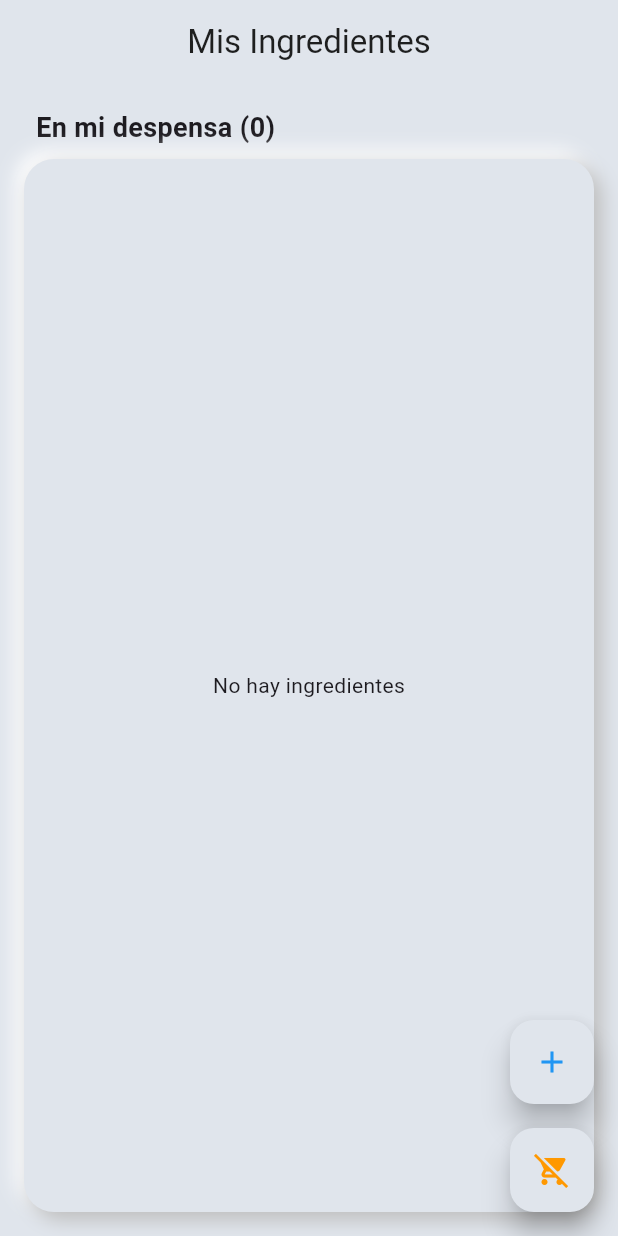
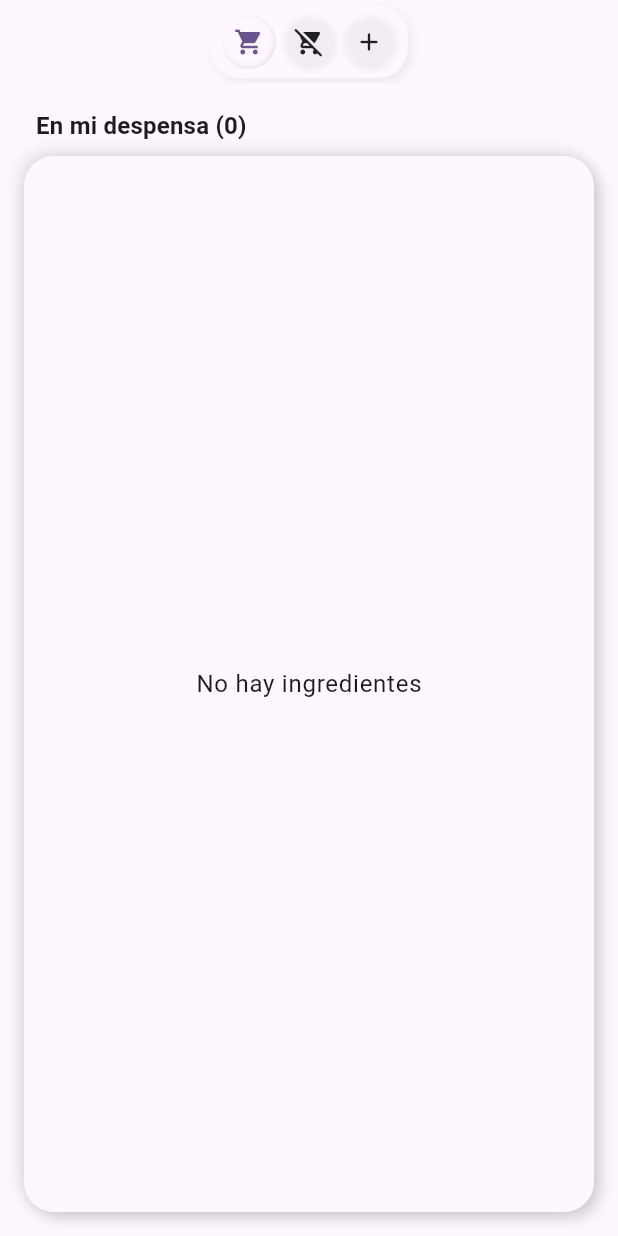
Before and after one commit to enekor/AiKitchen, a Flutter app: the ShoppingList screen opened directly, on a phone screen of 412 x 824 dp. Run offline on Flutter 3.47's test engine with Material 3 defaults, Android fonts, the phone set to English and light mode, and no system bars; drawn by our look-alikes of dynamic_color; our stand-ins replace flutter_inset_shadow, fluttertoast, google_generative_ai, lottie, material_symbols_icons, shared_preferences; accounts and stored records are empty.

Commit message:
se puede poner ingredientes y nuevos widgets neumorficos

```diff
--- a/lib/AI/using_ai.dart
+++ b/lib/AI/using_ai.dart
@@ -7,7 +7,7 @@ import 'package:flutter/material.dart';
 import 'package:material_symbols_icons/material_symbols_icons.dart';
 
 class UsingAi extends StatefulWidget {
-  UsingAi({Key? key}) : super(key: key);
+  const UsingAi({super.key});
 
   @override
   _UsingAiState createState() => _UsingAiState();
--- a/lib/DB/using_db.dart
+++ b/lib/DB/using_db.dart
@@ -1,7 +1,7 @@
 import 'package:flutter/material.dart';
 
 class UsingDB extends StatefulWidget {
-  UsingDB({Key? key}) : super(key: key);
+  const UsingDB({super.key});
 
   @override
   _UsingDBState createState() => _UsingDBState();
--- a/lib/services/gemini_service.dart
+++ b/lib/services/gemini_service.dart
@@ -8,10 +8,10 @@ class GeminiService {
   Future<String> generateContent(String prompt, String apiKey) async {
     try {
 
-      final _model = GenerativeModel(model: 'gemini-1.5-flash-latest', apiKey: apiKey);
+      final model = GenerativeModel(model: 'gemini-1.5-flash-latest', apiKey: apiKey);
 
       final content = [Content.text(prompt)];
-      final response = await _model.generateContent(content);
+      final response = await model.generateContent(content);
       return response.text ?? 'No se pudo generar una respuesta';
     } catch (e) {
       return 'Error: $e';
--- a/lib/services/json_documents.dart
+++ b/lib/services/json_documents.dart
@@ -11,8 +11,8 @@ class JsonDocumentsService {
   }
 
   static String directory = '';
-  static String get favFilePath => '${directory}/fav_recipes.json';
-  static String get shoppingListFilePath => '${directory}/shopping_list.json';
+  static String get favFilePath => '$directory/fav_recipes.json';
+  static String get shoppingListFilePath => '$directory/shopping_list.json';
 
   static Future<List<Recipe>> getFavRecipes() async {
     try {
--- a/lib/shopping_list.dart/shopping_list.dart
+++ b/lib/shopping_list.dart/shopping_list.dart
@@ -1,16 +1,23 @@
 import 'package:aikitchen/models/cart_item.dart';
 import 'package:aikitchen/services/json_documents.dart';
+import 'package:aikitchen/widgets/floating_actions.dart';
+import 'package:aikitchen/widgets/neumorphic_card.dart';
+import 'package:aikitchen/widgets/neumorphic_switch.dart';
 import 'package:flutter/material.dart';
-import 'package:collection/collection.dart'; // Para groupBy
+import 'package:collection/collection.dart';
 
 class ShoppingList extends StatefulWidget {
+  const ShoppingList({super.key});
+
   @override
   _ShoppingListState createState() => _ShoppingListState();
 }
 
 class _ShoppingListState extends State<ShoppingList> {
-  List<CartItem> _ShoppingList = [];
+  List<CartItem> _shoppingList = [];
   bool _showAvailable = true;
+  bool _adding = false;
+  final _newIngredient = TextEditingController();
 
   @override
   void initState() {
@@ -19,45 +26,97 @@ class _ShoppingListState extends State<ShoppingList> {
   }
 
   Future<void> _loadShoppingList() async {
-    _ShoppingList = await JsonDocumentsService.getCartItems();
+    _shoppingList = await JsonDocumentsService.getCartItems();
     setState(() {});
   }
 
-  void _toggleShoppingListtatus(int index) {
+  void _toggleShoppingListStatus(int index) {
     setState(() {
-      _ShoppingList[index].isIn = !_ShoppingList[index].isIn;
+      _shoppingList[index].isIn = !_shoppingList[index].isIn;
     });
   }
 
   void _addNewIngredient(String name) {
     setState(() {
-      _ShoppingList.add(CartItem(name: name, isIn: false));
+      _shoppingList.add(CartItem(name: name, isIn: _showAvailable));
+      _newIngredient.clear();
     });
   }
 
   @override
   Widget build(BuildContext context) {
+    final theme = Theme.of(context);
     final groupedShoppingList = groupBy(
-      _ShoppingList,
+      _shoppingList,
       (item) => item.isIn ? "Tengo" : "Falta",
     );
 
     return Scaffold(
       appBar: AppBar(
-        title: Text(
-          'Mis Ingredientes',
-          style: TextStyle(color: Colors.black87),
+        title: ModularFloatingActions(
+          actions: [
+            NeumorphicActionButton(
+              icon: Icons.shopping_cart,
+              isHighlighted: _showAvailable == true,
+              onPressed: () {
+                setState(() {
+                  _showAvailable = true;
+                });
+              },
+            ),
+            NeumorphicActionButton(
+              icon: Icons.remove_shopping_cart_rounded,
+              onPressed: () {
+                setState(() {
+                  _showAvailable = false;
+                });
+              },
+              isHighlighted: _showAvailable == false,
+            ),
+            NeumorphicActionButton(
+              icon: Icons.add_rounded,
+              onPressed:
+                  () => setState(() {
+                    _adding = !_adding;
+                  }),
+            ),
+          ],
         ),
         centerTitle: true,
         elevation: 0,
         backgroundColor: Colors.transparent,
       ),
-      backgroundColor: Color(0xFFE0E5EC),
+      backgroundColor: theme.colorScheme.surface,
       body: Padding(
         padding: const EdgeInsets.all(16.0),
         child: Column(
           children: [
-            // Mostramos solo una sección a la vez basada en _showAvailable
+            if (_adding)
+              NeumorphicCard(
+                padding: EdgeInsets.symmetric(horizontal: 10, vertical: 2),
+                child: Row(
+                  children: [
+                    Expanded(
+                      child: TextField(
+                        controller: _newIngredient,
+                        decoration: InputDecoration(
+                          isDense: true,
+                          border: InputBorder.none,
+                          labelText: null,
+                          hintText: 'Patatas',
+                        ),
+                      ),
+                    ),
+                    NeumorphicIconButton(
+                      context,
+                      NeumorphicActionButton(
+                        onPressed: () => _addNewIngredient(_newIngredient.text),
+                        icon: Icons.add_rounded,
+                      ),
+                    ),
+                  ],
+                ),
+              ),
             _buildShoppingListSection(
               title:
                   _showAvailable
@@ -67,38 +126,13 @@ class _ShoppingListState extends State<ShoppingList> {
                   _showAvailable
                       ? groupedShoppingList["Tengo"] ?? []
                       : groupedShoppingList["Falta"] ?? [],
-              color: _showAvailable ? Colors.green[200] : Colors.orange[200],
+              color:
+                  _showAvailable
+                      ? theme.colorScheme.primary.withOpacity(0.2)
+                      : theme.colorScheme.secondary.withOpacity(0.2),
             ),
           ],
         ),
-      ),
-      floatingActionButton: Column(
-        mainAxisAlignment: MainAxisAlignment.end,
-        children: [
-          FloatingActionButton(
-            heroTag: "add_ingredient",
-            onPressed: () => _showAddIngredientDialog(context),
-            child: Icon(Icons.add),
-            backgroundColor: Color(0xFFE0E5EC),
-            foregroundColor: Colors.blue,
-            elevation: 8,
-          ),
-          SizedBox(height: 16),
-          FloatingActionButton(
-            heroTag: "toggle_view",
-            onPressed: () {
-              setState(() {
-                _showAvailable = !_showAvailable;
-              });
-            },
-            child: Icon(
-              _showAvailable ? Icons.remove_shopping_cart : Icons.shopping_cart,
-            ),
-            backgroundColor: Color(0xFFE0E5EC),
-            foregroundColor: _showAvailable ? Colors.orange : Colors.green,
-            elevation: 8,
-          ),
-        ],
       ),
     );
   }
@@ -108,6 +142,8 @@ class _ShoppingListState extends State<ShoppingList> {
     required List<CartItem> shoppingList,
     required Color? color,
   }) {
+    final theme = Theme.of(context);
+
     return Expanded(
       child: Column(
         crossAxisAlignment: CrossAxisAlignment.start,
@@ -116,33 +152,38 @@ class _ShoppingListState extends State<ShoppingList> {
             padding: const EdgeInsets.symmetric(horizontal: 8.0),
             child: Text(
               title,
-              style: TextStyle(fontSize: 18, fontWeight: FontWeight.bold),
+              style: theme.textTheme.titleMedium?.copyWith(
+                fontWeight: FontWeight.bold,
+              ),
             ),
           ),
-          SizedBox(height: 8),
+          const SizedBox(height: 8),
           Expanded(
             child: Container(
               decoration: BoxDecoration(
                 borderRadius: BorderRadius.circular(20),
-                color: Color(0xFFE0E5EC),
+                color: theme.colorScheme.surface,
                 boxShadow: [
                   BoxShadow(
-                    color: Colors.white,
-                    offset: Offset(-5, -5),
-                    blurRadius: 10,
-                    spreadRadius: 0,
+                    color: theme.colorScheme.onSurface.withOpacity(0.1),
+                    offset: const Offset(-4, -4),
+                    blurRadius: 8,
                   ),
                   BoxShadow(
-                    color: Colors.grey.shade400,
-                    offset: Offset(5, 5),
-                    blurRadius: 10,
-                    spreadRadius: 0,
+                    color: theme.colorScheme.onSurface.withOpacity(0.2),
+                    offset: const Offset(4, 4),
+                    blurRadius: 8,
                   ),
                 ],
               ),
               child:
                   shoppingList.isEmpty
-                      ? Center(child: Text("No hay ingredientes"))
+                      ? Center(
+                        child: Text(
+                          "No hay ingredientes",
+                          style: theme.textTheme.bodyLarge,
+                        ),
+                      )
                       : ListView.builder(
                         itemCount: shoppingList.length,
                         itemBuilder: (context, index) {
@@ -158,37 +199,40 @@ class _ShoppingListState extends State<ShoppingList> {
   }
 
   Widget _buildIngredientCard(CartItem item, int originalIndex) {
-    // Encontramos el índice real en la lista completa
-    final realIndex = _ShoppingList.indexWhere((i) => i.name == item.name);
+    final theme = Theme.of(context);
+    final realIndex = _shoppingList.indexWhere((i) => i.name == item.name);
 
     return Padding(
       padding: const EdgeInsets.symmetric(vertical: 8.0, horizontal: 12),
       child: Container(
         decoration: BoxDecoration(
           borderRadius: BorderRadius.circular(15),
-          color: Color(0xFFE0E5EC),
+          color: theme.colorScheme.surface,
           boxShadow: [
             BoxShadow(
-              color: Colors.white,
-              offset: Offset(-3, -3),
+              color: theme.colorScheme.onSurface.withOpacity(0.1),
+              offset: const Offset(-3, -3),
               blurRadius: 5,
-              spreadRadius: 0,
             ),
             BoxShadow(
-              color: Colors.grey.shade400,
-              offset: Offset(3, 3),
+              color: theme.colorScheme.onSurface.withOpacity(0.2),
+              offset: const Offset(3, 3),
               blurRadius: 5,
-              spreadRadius: 0,
             ),
           ],
         ),
         child: ListTile(
-          title: Text(item.name, style: TextStyle(fontWeight: FontWeight.w500)),
-          trailing: Switch(
+          title: Text(
+            item.name,
+            style: theme.textTheme.bodyLarge?.copyWith(
+              fontWeight: FontWeight.w500,
+            ),
+          ),
+          trailing: NeumorphicSwitch(
             value: item.isIn,
-            onChanged: (value) => _toggleShoppingListtatus(realIndex),
-            activeColor: Colors.green,
-            inactiveThumbColor: Colors.orange,
+            onChanged: (value) => _toggleShoppingListStatus(realIndex),
+            activeColor: theme.colorScheme.primary,
+            inactiveColor: theme.colorScheme.secondary.withOpacity(0.5),
           ),
           shape: RoundedRectangleBorder(
             borderRadius: BorderRadius.circular(15),
@@ -199,13 +243,14 @@ class _ShoppingListState extends State<ShoppingList> {
   }
 
   void _showAddIngredientDialog(BuildContext context) {
+    final theme = Theme.of(context);
     final textController = TextEditingController();
 
     showDialog(
       context: context,
       builder: (context) {
         return Dialog(
-          backgroundColor: Color(0xFFE0E5EC),
+          backgroundColor: theme.colorScheme.surface,
           shape: RoundedRectangleBorder(
             borderRadius: BorderRadius.circular(20),
           ),
@@ -216,9 +261,11 @@ class _ShoppingListState extends State<ShoppingList> {
               children: [
                 Text(
                   "Añadir Ingrediente",
-                  style: TextStyle(fontSize: 18, fontWeight: FontWeight.bold),
+                  style: theme.textTheme.titleMedium?.copyWith(
+                    fontWeight: FontWeight.bold,
+                  ),
                 ),
-                SizedBox(height: 20),
+                const SizedBox(height: 20),
                 TextField(
                   controller: textController,
                   decoration: InputDecoration(
@@ -228,13 +275,16 @@ class _ShoppingListState extends State<ShoppingList> {
                     ),
                   ),
                 ),
-                SizedBox(height: 20),
+                const SizedBox(height: 20),
                 Row(
                   mainAxisAlignment: MainAxisAlignment.spaceAround,
                   children: [
                     TextButton(
                       onPressed: () => Navigator.pop(context),
-                      child: Text("Cancelar"),
+                      child: Text(
+                        "Cancelar",
+                        style: TextStyle(color: theme.colorScheme.onSurface),
+                      ),
                     ),
                     ElevatedButton(
                       onPressed: () {
@@ -243,15 +293,14 @@ class _ShoppingListState extends State<ShoppingList> {
                           Navigator.pop(context);
                         }
                       },
-                      child: Text("Añadir"),
                       style: ElevatedButton.styleFrom(
-                        backgroundColor: Color(0xFFE0E5EC),
-                        foregroundColor: Colors.blue,
-                        elevation: 5,
+                        backgroundColor: theme.colorScheme.primary,
+                        foregroundColor: theme.colorScheme.onPrimary,
                         shape: RoundedRectangleBorder(
                           borderRadius: BorderRadius.circular(10),
                         ),
                       ),
+                      child: const Text("Añadir"),
                     ),
                   ],
                 ),
--- a/lib/singleton/app_singleton.dart
+++ b/lib/singleton/app_singleton.dart
@@ -1,12 +1,8 @@
-import 'dart:convert';
 
 import 'package:aikitchen/models/recipe.dart';
 import 'package:aikitchen/services/gemini_service.dart';
 import 'package:flutter/material.dart';
-import 'package:google_generative_ai/google_generative_ai.dart';
 import 'package:shared_preferences/shared_preferences.dart';
-import 'package:path_provider/path_provider.dart';
-import 'dart:io';
 
 import 'package:url_launcher/url_launcher.dart';
 
--- a/lib/widgets/animated_card.dart
+++ b/lib/widgets/animated_card.dart
@@ -1,6 +1,5 @@
 import 'package:flutter/material.dart' hide BoxDecoration, BoxShadow;
 import 'package:flutter_inset_shadow/flutter_inset_shadow.dart';
-import 'dart:ui';
 
 class AnimatedCard extends StatefulWidget {
   final String? text;
--- a/lib/widgets/floating_actions.dart
+++ b/lib/widgets/floating_actions.dart
@@ -30,8 +30,8 @@ class ModularFloatingActions extends StatelessWidget {
     this.spacing = 4,
     this.padding = const EdgeInsets.symmetric(horizontal: 8, vertical: 6),
     this.borderRadius = 20,
-    Key? key,
-  }) : super(key: key);
+    super.key,
+  });
 
   @override
   Widget build(BuildContext context) {
@@ -66,7 +66,7 @@ class ModularFloatingActions extends StatelessWidget {
                       padding: EdgeInsets.only(
                         right: action == actions.last ? 0 : spacing,
                       ),
-                      child: _buildActionButton(context, action),
+                      child: _buildActionButton(context, action, iconSize: iconSize),
                     );
                   }).toList(),
             ),
@@ -76,9 +76,15 @@ class ModularFloatingActions extends StatelessWidget {
     );
   }
 
+}
+  Widget NeumorphicIconButton(BuildContext context , NeumorphicActionButton action){
+    return _buildActionButton(context, action);
+  }
+
   Widget _buildActionButton(
     BuildContext context,
     NeumorphicActionButton action,
+    {double iconSize = 20}
   ) {
     final highlightColor =
         action.highlightColor ?? Theme.of(context).colorScheme.primary;
@@ -120,4 +126,3 @@ class ModularFloatingActions extends StatelessWidget {
       ),
     );
   }
-}
--- a/lib/widgets/navigation_bar.dart
+++ b/lib/widgets/navigation_bar.dart
@@ -12,8 +12,8 @@ class NeumorphicNavigationBar extends StatelessWidget {
     required this.currentIndex,
     required this.onTap,
     this.isWeb = false,
-    Key? key,
-  }) : super(key: key);
+    super.key,
+  });
 
   @override
   Widget build(BuildContext context) {
```
Also changed, not shown: lib/AI/favourites/favourites.dart (+1 -1 lines), lib/widgets/neumorphic_card.dart (added, +76 -0 lines), lib/widgets/neumorphic_switch.dart (added, +132 -0 lines), lib/widgets/recipe_list.dart (+6 -6 lines), lib/widgets/text_input.dart (+4 -4 lines).
